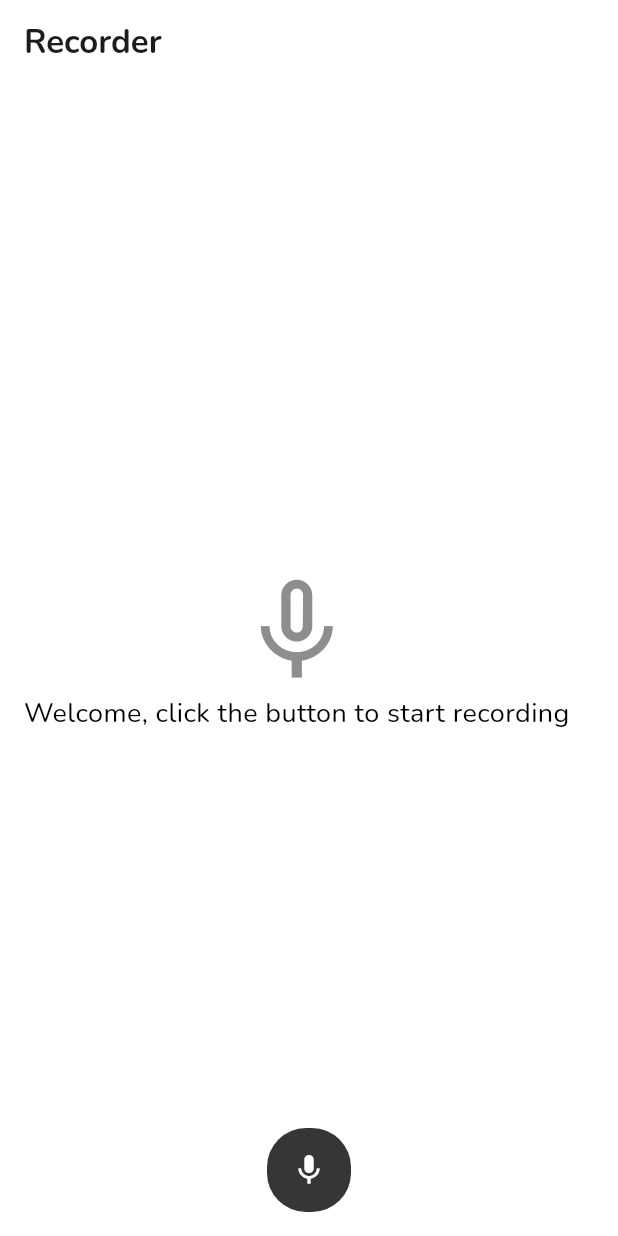
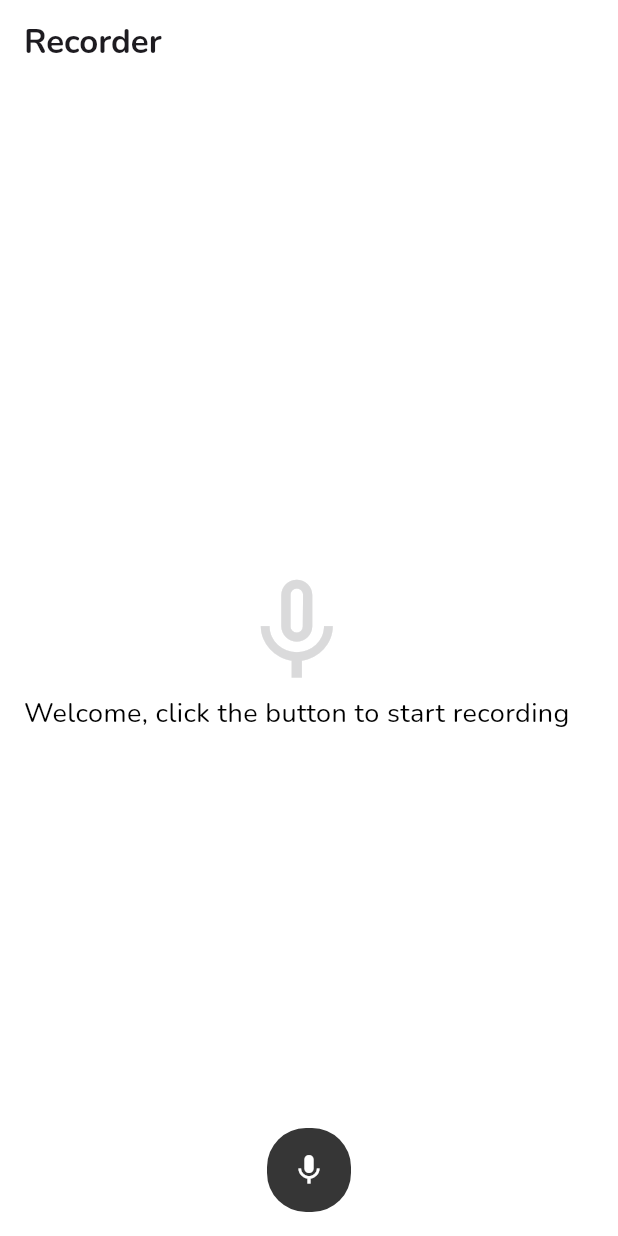
Before and after one commit to Justdivine7/audio-player-and-recorder, a Flutter app: the screen it shows after launch, on a phone screen of 412 x 824 dp. Run offline on Flutter 3.47's test engine with Material 3 defaults, Android fonts, the phone set to English and light mode, and no system bars; our stand-ins replace just_audio, share_plus, shared_preferences; missing offline and left inert: mini_music_visualizer, record.

Commit message:
separation of concern

```diff
--- a/lib/home_page.dart
+++ b/lib/home_page.dart
@@ -3,7 +3,7 @@ import 'dart:io';
 
 import 'package:audio_player/widgets/build_body.dart';
 import 'package:audio_player/widgets/recording_button.dart';
-import 'package:audio_waveforms/audio_waveforms.dart';
+
 import 'package:flutter/material.dart';
 import 'package:just_audio/just_audio.dart';
 import 'package:path/path.dart' as p;
@@ -23,8 +23,7 @@ class _HomePageState extends State<HomePage> {
   List<String> recordings = [];
   AudioRecorder audioRecorder = AudioRecorder();
   AudioPlayer audioPlayer = AudioPlayer();
-  RecorderController recorderController = RecorderController();
-  String? recordingPath;
+   String? recordingPath;
   bool isRecording = false;
   String? currentlyPlaying;
   TextEditingController searchController = TextEditingController();
@@ -130,7 +129,7 @@ class _HomePageState extends State<HomePage> {
           audioPlayer: audioPlayer,
           // recordingPath: recordingPath,
           searchFunction: searchRecordings,
-          recorderController: recorderController,
+
           onCurrentlyPlayingChanged: (value) {
             setState(() {
               currentlyPlaying = value;
--- a/lib/theme/theme_data.dart
+++ b/lib/theme/theme_data.dart
@@ -5,12 +5,10 @@ ThemeData lightTheme = ThemeData(
   brightness: Brightness.light,
   fontFamily: 'Nunito',
   scaffoldBackgroundColor: Colors.white,
-  cardColor: const Color.fromARGB(255, 141, 142, 143),
-  hintColor: const Color.fromRGBO(255, 108, 0, 1),
-  focusColor: Colors.black,
-  primaryColor: Colors.white,
-  canvasColor: Colors.grey[400]!,
-  highlightColor: Colors.grey[100]!,
+  cardColor: const Color.fromARGB(255, 218, 218, 219),
+
+
+
   indicatorColor: const Color.fromARGB(255, 54, 54, 54),
   textTheme: const TextTheme(
     bodyMedium: TextStyle(color: Colors.black),
@@ -21,17 +19,8 @@ ThemeData darkTheme = ThemeData(
   brightness: Brightness.dark,
   fontFamily: 'Nunito',
   scaffoldBackgroundColor: const Color.fromARGB(255, 24, 24, 26),
-  cardColor: const Color.fromRGBO(
-    152,
-    162,
-    179,
-    0.2,
-  ),
-  canvasColor: Colors.grey[300]!,
-  highlightColor: Colors.grey[100]!,
-  focusColor: Colors.white,
-  hintColor: const Color.fromRGBO(255, 108, 0, 1),
-  primaryColor: Colors.white,
+  cardColor: const Color.fromARGB(51, 195, 195, 197),
+
   indicatorColor: const Color.fromARGB(255, 123, 122, 122),
   textTheme: const TextTheme(
     bodySmall: TextStyle(color: Colors.white),
--- a/lib/widgets/build_body.dart
+++ b/lib/widgets/build_body.dart
@@ -1,8 +1,8 @@
-import 'package:audio_waveforms/audio_waveforms.dart';
+import 'package:audio_player/widgets/recordings_list.dart';
+import 'package:audio_player/widgets/search_field.dart';
 import 'package:flutter/material.dart';
 import 'package:just_audio/just_audio.dart';
 import 'package:mini_music_visualizer/mini_music_visualizer.dart';
-import 'package:path/path.dart' as p;
 
 class BuildBody extends StatelessWidget {
   final bool isRecording;
@@ -11,12 +11,11 @@ class BuildBody extends StatelessWidget {
   final String? currentlyPlaying;
   final Future<void> Function(String) deleteRecording;
   final AudioPlayer audioPlayer;
-  final RecorderController recorderController;
-  // final String? recordingPath;
+
   final void Function(String?) onCurrentlyPlayingChanged;
   final void Function(String) searchFunction;
-  const BuildBody(
-      {super.key,
+  const BuildBody({
+    super.key,
     required this.isRecording,
     required this.searchController,
     required this.recordings,
@@ -26,7 +25,7 @@ class BuildBody extends StatelessWidget {
     // required this.recordingPath,
     required this.onCurrentlyPlayingChanged,
     required this.searchFunction,
-      required this.recorderController});
+  });
 
   @override
   Widget build(BuildContext context) {
@@ -52,7 +51,11 @@ class BuildBody extends StatelessWidget {
             else if (recordings.isEmpty)
               Column(
                 children: [
-                  Icon(Icons.mic_none, size: size.height* 0.1,color: Theme.of(context).cardColor,),
+                  Icon(
+                    Icons.mic_none,
+                    size: size.height * 0.1,
+                    color: Theme.of(context).cardColor,
+                  ),
                   const Text(
                     textAlign: TextAlign.center,
                     'Welcome, click the button to start recording',
@@ -63,133 +66,18 @@ class BuildBody extends StatelessWidget {
                 ],
               )
             else ...[
-              TextField(
-                controller: searchController,
-                onChanged: searchFunction,
-                onSubmitted: searchFunction,
-                decoration: InputDecoration(
-                  prefixIcon: Icon(
-                    Icons.search,
-                    color: Colors.grey.shade400,
-                  ),
-                  focusedBorder: OutlineInputBorder(
-                    borderRadius: BorderRadius.circular(10),
-                    borderSide: BorderSide(
-                      color: Colors.grey.shade600,
-                      width: 2,
-                    ),
-                  ),
-                  border: OutlineInputBorder(
-                    borderRadius: BorderRadius.circular(10),
-                    borderSide: BorderSide(
-                      color: Colors.grey.shade400,
-                    ),
-                  ),
-                  hintText: 'Search',
-                  hintStyle: TextStyle(
-                    color: Colors.grey.shade400,
-                  ),
-                ),
-              ),
+              SearchField(
+                  searchController: searchController,
+                  searchFunction: searchFunction),
               SizedBox(height: size.height * 0.025),
               Expanded(
-                child: ListView.builder(
-                  shrinkWrap: true,
-                  itemCount: recordings.length,
-                  itemBuilder: (context, index) {
-                    final recording = recordings[index];
-                    print(
-                        'Building ListTile for $recording, playing: ${audioPlayer.playing}');
-                    return Card(
-                      child: ListTile(
-                        tileColor: Theme.of(context).cardColor,
-                        shape: RoundedRectangleBorder(
-                            borderRadius: BorderRadius.circular(6)),
-                        leading: recording == currentlyPlaying
-                            ? StreamBuilder(
-                                stream: audioPlayer.playerStateStream,
-                                builder: (context, snapshot) {
-                                  final playing =
-                                      snapshot.data?.playing ?? false;
-                                  return Icon(
-                                    playing
-                                        ? Icons.pause_circle_outline
-                                        : Icons.play_circle,
-                                    color: Theme.of(context).indicatorColor,
-                                  );
-                                })
-                            : const Icon(Icons.play_circle),
-                        title: Text(p.basename(recording)),
-                        trailing: Row(
-                          mainAxisSize: MainAxisSize.min,
-                          children: [
-                            if (recording == currentlyPlaying)
-                              StreamBuilder(
-                                  stream: audioPlayer.playerStateStream,
-                                  builder: (context, snapshot) {
-                                    final playing =
-                                        snapshot.data?.playing ?? false;
-                                    return MiniMusicVisualizer(
-                                      color: Theme.of(context).indicatorColor,
-                                      width: 4,
-                                      height: 15,
-                                      animate: playing,
-                                    );
-                                  }),
-                            PopupMenuButton(
-                              onSelected: (String value) {
-                                if (value == 'delete') {
-                                  deleteRecording(recording);
-                                }
-                              },
-                              itemBuilder: (
-                                BuildContext context,
-                              ) {
-                                return [
-                                  const PopupMenuItem(
-                                    value: 'delete',
-                                    child: Text('Delete'),
-                                  ),
-                                ];
-                              },
-                            ),
-                          ],
-                        ),
-                        onTap: () async {
-                          if (recording == currentlyPlaying) {
-                            if (audioPlayer.playing) {
-                              await audioPlayer.pause();
-                              print(
-                                  'Audio paused, playing: ${audioPlayer.playing}');
-                            } else {
-                              await audioPlayer.play();
-                              print(
-                                  'Audio playing, playing: ${audioPlayer.playing}');
-                            }
-                          } else {
-                            await audioPlayer.stop();
-                            onCurrentlyPlayingChanged(null);
-                            try {
-                              await audioPlayer.setFilePath(recording);
-                              audioPlayer.play();
-                              onCurrentlyPlayingChanged(recording);
-                              print(
-                                  'New audio started: $recording, playing: ${audioPlayer.playing}');
-                            } catch (e) {
-                              onCurrentlyPlayingChanged(null);
-                              ScaffoldMessenger.of(context).showSnackBar(
-                                SnackBar(
-                                  content: Text('Error playing $recording'),
-                                ),
-                              );
-                            }
-                          }
-                        },
-                      ),
-                    );
-                  },
-                ),
-              ),
+                  child: RecordingsList(
+                      isRecording: isRecording,
+                      searchController: searchController,
+                      recordings: recordings,
+                      deleteRecording: deleteRecording,
+                      audioPlayer: audioPlayer,
+                      onCurrentlyPlayingChanged: onCurrentlyPlayingChanged)),
             ],
             const SizedBox(height: 12),
           ],
--- a/lib/widgets/recording_button.dart
+++ b/lib/widgets/recording_button.dart
@@ -3,6 +3,7 @@ import 'dart:io';
 import 'package:flutter/material.dart';
 import 'package:path/path.dart' as p;
 import 'package:path_provider/path_provider.dart';
+// import 'package:path_provider/path_provider.dart';
 import 'package:record/record.dart';
 
 class RecordingButton extends StatelessWidget {
```
Also changed, not shown: lib/widgets/recordings_list.dart (added, +119 -0 lines), lib/widgets/search_field.dart (added, +43 -0 lines), lib/theme/theme_provider.dart (deleted). Lines whose indentation alone changed are shown as unchanged.
